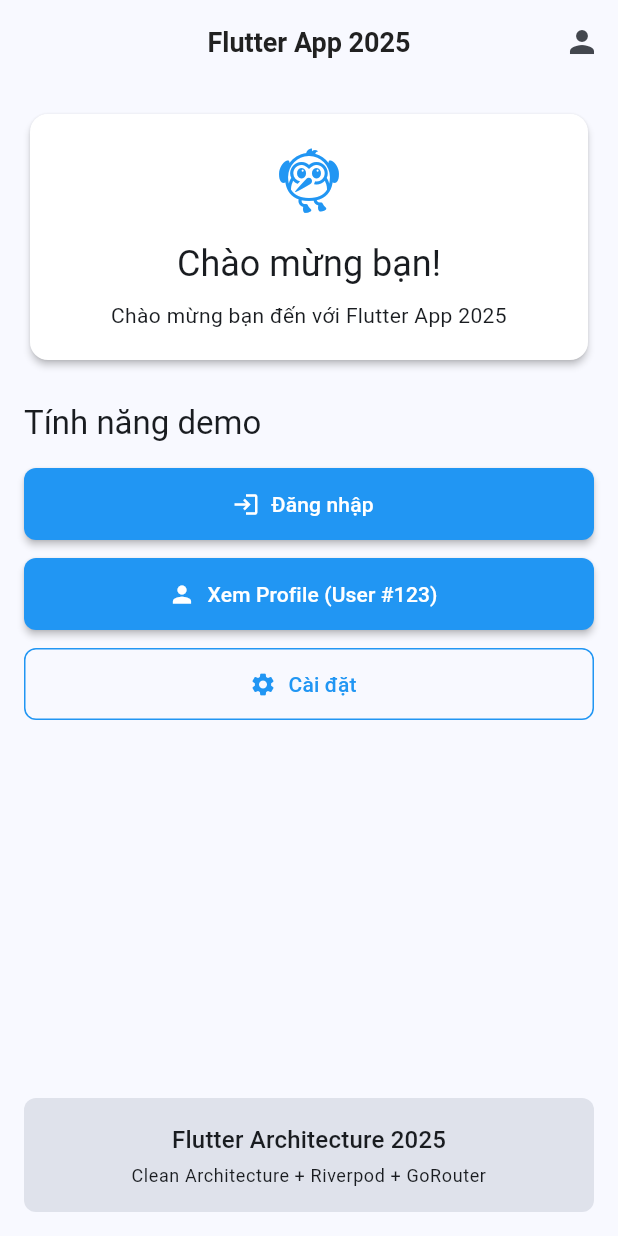
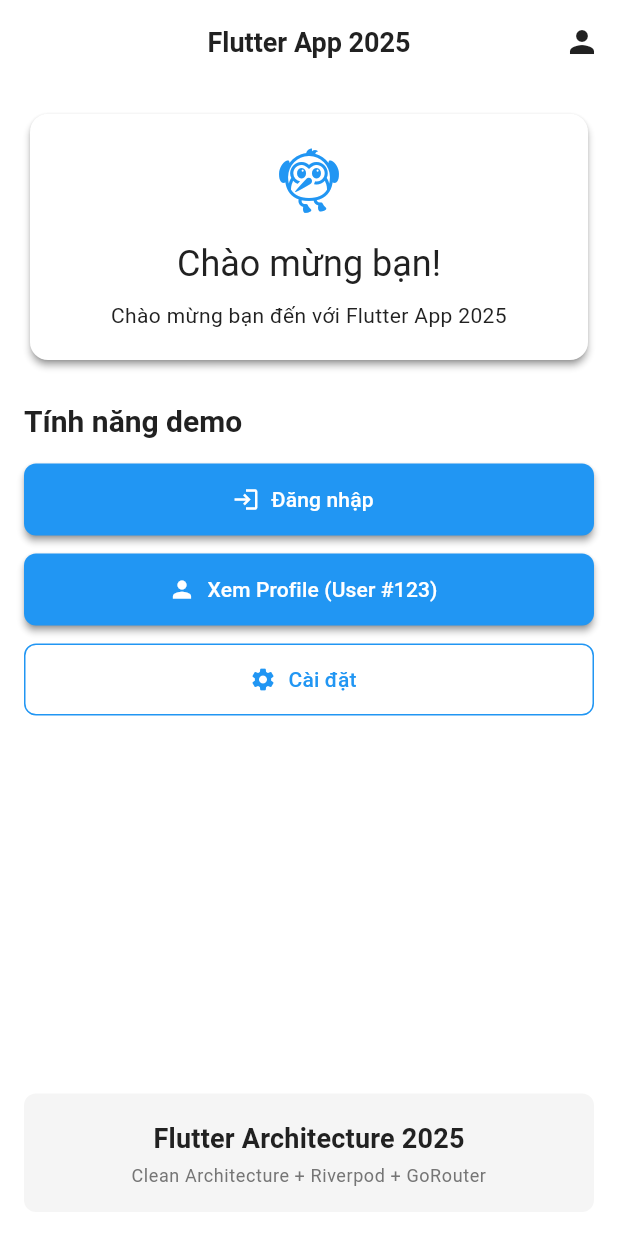
Before and after one commit to nhanbernie/nihonix-mobile, a Flutter app: the screen it shows after launch, on a phone screen of 412 x 824 dp. Run offline on Flutter 3.47's test engine with Material 3 defaults, Android fonts, the phone set to English and light mode, and no system bars; our stand-ins replace connectivity_plus, dio, flutter_riverpod, freezed_annotation, go_router, hive_flutter and 3 more; accounts and stored records are empty; generated files the repository leaves out were written again.

Commit message:
refactor: color scheme

```diff
--- a/lib/core/constants/app_colors.dart
+++ b/lib/core/constants/app_colors.dart
@@ -32,6 +32,9 @@ class AppColors {
 
   // Background colors
   static const Color background = Color(0xFFFAFAFA);
+  static const Color backgroundDark = Color(0xFF181A20);
   static const Color surface = Color(0xFFFFFFFF);
+  static const Color surfaceDark = Color(0xFF23262B);
   static const Color surfaceVariant = Color(0xFFF5F5F5);
+  static const Color surfaceVariantDark = Color(0xFF2C2F36);
 }
--- a/lib/core/network/auth_interceptor.dart
+++ b/lib/core/network/auth_interceptor.dart
@@ -3,7 +3,6 @@ import 'package:dio/dio.dart';
 import 'package:flutter/foundation.dart';
 import 'http_exceptions.dart';
 
-/// Lưu/đọc token an toàn (có thể dùng FlutterSecureStorage ở implementation khác).
 abstract class TokenStore {
   Future<String?> readAccessToken();
   Future<String?> readRefreshToken();
--- a/lib/core/theme/app_theme.dart
+++ b/lib/core/theme/app_theme.dart
@@ -1,34 +1,89 @@
 import 'package:flutter/material.dart';
 import '../constants/app_colors.dart';
 import '../constants/app_sizes.dart';
+
+// Định nghĩa ColorScheme chi tiết cho light/dark
+final ColorScheme lightColorScheme = ColorScheme(
+  brightness: Brightness.light,
+  primary: AppColors.primary,
+  onPrimary: AppColors.white,
+  secondary: AppColors.secondary,
+  onSecondary: AppColors.white,
+  error: AppColors.error,
+  onError: AppColors.white,
+  background: AppColors.background,
+  onBackground: AppColors.textPrimary,
+  surface: AppColors.surface,
+  onSurface: AppColors.textPrimary,
+  surfaceVariant: AppColors.surfaceVariant,
+  onSurfaceVariant: AppColors.textSecondary,
+  outline: AppColors.grey,
+  outlineVariant: AppColors.greyLight,
+  inverseSurface: AppColors.greyDark,
+  inversePrimary: AppColors.primary,
+  shadow: AppColors.greyDark,
+  scrim: AppColors.greyDark,
+  tertiary: AppColors.secondary,
+  onTertiary: AppColors.white,
+);
+
+final ColorScheme darkColorScheme = ColorScheme(
+  brightness: Brightness.dark,
+  primary: AppColors.primary,
+  onPrimary: AppColors.white,
+  secondary: AppColors.secondary,
+  onSecondary: AppColors.white,
+  error: AppColors.error,
+  onError: AppColors.white,
+  background: AppColors.backgroundDark,
+  onBackground: AppColors.white,
+  surface: AppColors.surfaceDark,
+  onSurface: AppColors.white,
+  surfaceVariant: AppColors.surfaceVariantDark,
+  onSurfaceVariant: AppColors.textSecondary,
+  outline: AppColors.grey,
+  outlineVariant: AppColors.greyLight,
+  inverseSurface: AppColors.greyDark,
+  inversePrimary: AppColors.primary,
+  shadow: AppColors.greyDark,
+  scrim: AppColors.greyDark,
+  tertiary: AppColors.secondary,
+  onTertiary: AppColors.white,
+);
+
+// Tách textTheme riêng
+final TextTheme appTextTheme = TextTheme(
+  bodyLarge: TextStyle(fontSize: 16, color: AppColors.textPrimary),
+  bodyMedium: TextStyle(fontSize: 14, color: AppColors.textPrimary),
+  bodySmall: TextStyle(fontSize: 12, color: AppColors.textSecondary),
+  titleLarge: TextStyle(
+      fontSize: 20, fontWeight: FontWeight.bold, color: AppColors.textPrimary),
+  titleMedium: TextStyle(
+      fontSize: 18, fontWeight: FontWeight.w600, color: AppColors.textPrimary),
+  titleSmall: TextStyle(
+      fontSize: 16, fontWeight: FontWeight.w500, color: AppColors.textPrimary),
+);
 
 /// App theme configuration
 class AppTheme {
   static ThemeData get lightTheme {
     return ThemeData(
       useMaterial3: true,
-      colorScheme: ColorScheme.fromSeed(
-        seedColor: AppColors.primary,
-        brightness: Brightness.light,
-      ),
-
-      // App Bar Theme
-      appBarTheme: const AppBarTheme(
+      colorScheme: lightColorScheme,
+      textTheme: appTextTheme,
+      appBarTheme: AppBarTheme(
         centerTitle: true,
         elevation: AppSizes.appBarElevation,
         surfaceTintColor: Colors.transparent,
-        titleTextStyle: TextStyle(
-          fontSize: 18,
-          fontWeight: FontWeight.w600,
-          color: AppColors.textPrimary,
-        ),
+        backgroundColor: lightColorScheme.surface,
+        titleTextStyle: appTextTheme.titleMedium
+            ?.copyWith(color: lightColorScheme.onSurface),
+        iconTheme: IconThemeData(color: lightColorScheme.onSurface),
       ),
-
-      // Elevated Button Theme
       elevatedButtonTheme: ElevatedButtonThemeData(
         style: ElevatedButton.styleFrom(
-          backgroundColor: AppColors.primary,
-          foregroundColor: AppColors.white,
+          backgroundColor: lightColorScheme.primary,
+          foregroundColor: lightColorScheme.onPrimary,
           minimumSize: const Size(double.infinity, AppSizes.buttonHeight),
           shape: RoundedRectangleBorder(
             borderRadius: BorderRadius.circular(AppSizes.radiusMedium),
@@ -36,34 +91,28 @@ class AppTheme {
           elevation: 2,
         ),
       ),
-
-      // Text Button Theme
       textButtonTheme: TextButtonThemeData(
         style: TextButton.styleFrom(
-          foregroundColor: AppColors.primary,
+          foregroundColor: lightColorScheme.primary,
           padding: const EdgeInsets.symmetric(
             horizontal: AppSizes.s16,
             vertical: AppSizes.s12,
           ),
         ),
       ),
-
-      // Outlined Button Theme
       outlinedButtonTheme: OutlinedButtonThemeData(
         style: OutlinedButton.styleFrom(
-          foregroundColor: AppColors.primary,
+          foregroundColor: lightColorScheme.primary,
           minimumSize: const Size(double.infinity, AppSizes.buttonHeight),
           shape: RoundedRectangleBorder(
             borderRadius: BorderRadius.circular(AppSizes.radiusMedium),
           ),
-          side: const BorderSide(color: AppColors.primary),
+          side: BorderSide(color: lightColorScheme.primary),
         ),
       ),
-
-      // Input Decoration Theme
       inputDecorationTheme: InputDecorationTheme(
         filled: true,
-        fillColor: AppColors.surfaceVariant,
+        fillColor: lightColorScheme.surfaceVariant,
         border: OutlineInputBorder(
           borderRadius: BorderRadius.circular(AppSizes.textFieldBorderRadius),
           borderSide: BorderSide.none,
@@ -74,37 +123,32 @@ class AppTheme {
         ),
         focusedBorder: OutlineInputBorder(
           borderRadius: BorderRadius.circular(AppSizes.textFieldBorderRadius),
-          borderSide: const BorderSide(color: AppColors.primary, width: 2),
+          borderSide: BorderSide(color: lightColorScheme.primary, width: 2),
         ),
         errorBorder: OutlineInputBorder(
           borderRadius: BorderRadius.circular(AppSizes.textFieldBorderRadius),
-          borderSide: const BorderSide(color: AppColors.error, width: 1),
+          borderSide: BorderSide(color: lightColorScheme.error, width: 1),
         ),
         contentPadding: const EdgeInsets.all(AppSizes.s16),
       ),
-
-      // Card Theme
       cardTheme: CardThemeData(
         elevation: AppSizes.cardElevation,
         shape: RoundedRectangleBorder(
           borderRadius: BorderRadius.circular(AppSizes.cardRadius),
         ),
-        color: AppColors.surface,
+        color: lightColorScheme.surface,
       ),
-
-      // Bottom Navigation Bar Theme
-      bottomNavigationBarTheme: const BottomNavigationBarThemeData(
+      bottomNavigationBarTheme: BottomNavigationBarThemeData(
         type: BottomNavigationBarType.fixed,
-        selectedItemColor: AppColors.primary,
-        unselectedItemColor: AppColors.grey,
+        selectedItemColor: lightColorScheme.primary,
+        unselectedItemColor: lightColorScheme.outline,
         elevation: 8,
-        backgroundColor: AppColors.surface,
+        backgroundColor: lightColorScheme.surface,
       ),
-
-      // Snack Bar Theme
       snackBarTheme: SnackBarThemeData(
-        backgroundColor: AppColors.greyDark,
-        contentTextStyle: const TextStyle(color: AppColors.white),
+        backgroundColor: lightColorScheme.inverseSurface,
+        contentTextStyle: appTextTheme.bodyMedium
+            ?.copyWith(color: lightColorScheme.onInverseSurface),
         shape: RoundedRectangleBorder(
           borderRadius: BorderRadius.circular(AppSizes.radiusMedium),
         ),
@@ -116,31 +160,92 @@ class AppTheme {
   static ThemeData get darkTheme {
     return ThemeData(
       useMaterial3: true,
-      colorScheme: ColorScheme.fromSeed(
-        seedColor: AppColors.primary,
-        brightness: Brightness.dark,
-      ),
-
-      // App Bar Theme
-      appBarTheme: const AppBarTheme(
+      colorScheme: darkColorScheme,
+      textTheme: appTextTheme.apply(
+          bodyColor: darkColorScheme.onSurface,
+          displayColor: darkColorScheme.onSurface),
+      appBarTheme: AppBarTheme(
         centerTitle: true,
         elevation: AppSizes.appBarElevation,
         surfaceTintColor: Colors.transparent,
+        backgroundColor: darkColorScheme.surface,
+        titleTextStyle: appTextTheme.titleMedium
+            ?.copyWith(color: darkColorScheme.onSurface),
+        iconTheme: IconThemeData(color: darkColorScheme.onSurface),
       ),
-
-      // Card Theme
+      elevatedButtonTheme: ElevatedButtonThemeData(
+        style: ElevatedButton.styleFrom(
+          backgroundColor: darkColorScheme.primary,
+          foregroundColor: darkColorScheme.onPrimary,
+          minimumSize: const Size(double.infinity, AppSizes.buttonHeight),
+          shape: RoundedRectangleBorder(
+            borderRadius: BorderRadius.circular(AppSizes.radiusMedium),
+          ),
+          elevation: 2,
+        ),
+      ),
+      textButtonTheme: TextButtonThemeData(
+        style: TextButton.styleFrom(
+          foregroundColor: darkColorScheme.primary,
+          padding: const EdgeInsets.symmetric(
+            horizontal: AppSizes.s16,
+            vertical: AppSizes.s12,
+          ),
+        ),
+      ),
+      outlinedButtonTheme: OutlinedButtonThemeData(
+        style: OutlinedButton.styleFrom(
+          foregroundColor: darkColorScheme.primary,
+          minimumSize: const Size(double.infinity, AppSizes.buttonHeight),
+          shape: RoundedRectangleBorder(
+            borderRadius: BorderRadius.circular(AppSizes.radiusMedium),
+          ),
+          side: BorderSide(color: darkColorScheme.primary),
+        ),
+      ),
+      inputDecorationTheme: InputDecorationTheme(
+        filled: true,
+        fillColor: darkColorScheme.surfaceVariant,
+        border: OutlineInputBorder(
+          borderRadius: BorderRadius.circular(AppSizes.textFieldBorderRadius),
+          borderSide: BorderSide.none,
+        ),
+        enabledBorder: OutlineInputBorder(
+          borderRadius: BorderRadius.circular(AppSizes.textFieldBorderRadius),
+          borderSide: BorderSide.none,
+        ),
+        focusedBorder: OutlineInputBorder(
+          borderRadius: BorderRadius.circular(AppSizes.textFieldBorderRadius),
+          borderSide: BorderSide(color: darkColorScheme.primary, width: 2),
+        ),
+        errorBorder: OutlineInputBorder(
+          borderRadius: BorderRadius.circular(AppSizes.textFieldBorderRadius),
+          borderSide: BorderSide(color: darkColorScheme.error, width: 1),
+        ),
+        contentPadding: const EdgeInsets.all(AppSizes.s16),
+      ),
       cardTheme: CardThemeData(
         elevation: AppSizes.cardElevation,
         shape: RoundedRectangleBorder(
           borderRadius: BorderRadius.circular(AppSizes.cardRadius),
         ),
+        color: darkColorScheme.surface,
       ),
-
-      // Bottom Navigation Bar Theme
-      bottomNavigationBarTheme: const BottomNavigationBarThemeData(
+      bottomNavigationBarTheme: BottomNavigationBarThemeData(
         type: BottomNavigationBarType.fixed,
-        selectedItemColor: AppColors.primary,
+        selectedItemColor: darkColorScheme.primary,
+        unselectedItemColor: darkColorScheme.outline,
         elevation: 8,
+        backgroundColor: darkColorScheme.surface,
+      ),
+      snackBarTheme: SnackBarThemeData(
+        backgroundColor: darkColorScheme.inverseSurface,
+        contentTextStyle: appTextTheme.bodyMedium
+            ?.copyWith(color: darkColorScheme.onInverseSurface),
+        shape: RoundedRectangleBorder(
+          borderRadius: BorderRadius.circular(AppSizes.radiusMedium),
+        ),
+        behavior: SnackBarBehavior.floating,
       ),
     );
   }
--- a/lib/features/auth/domain/entities/user.dart
+++ b/lib/features/auth/domain/entities/user.dart
@@ -1,7 +1,6 @@
 library;
 
 import 'package:freezed_annotation/freezed_annotation.dart';
-
 part 'user.freezed.dart';
 
 /// User entity đại diện cho người dùng trong hệ thống.
--- a/lib/features/auth/presentation/pages/login_page.dart
+++ b/lib/features/auth/presentation/pages/login_page.dart
@@ -8,8 +8,6 @@ import '../../../../shared/widgets/custom_button.dart';
 import '../providers/auth_provider.dart';
 
 /// LoginPage với Clean Architecture & Riverpod.
-///
-/// Pattern 2025:
 /// - ConsumerStatefulWidget để access Riverpod providers
 /// - Không có business logic, chỉ UI và state management
 /// - Delegate authentication logic cho AuthProvider
@@ -51,7 +49,6 @@ class _LoginPageState extends ConsumerState<LoginPage> {
   Future<void> _handleLogin() async {
     // Validate form
     if (!_formKey.currentState!.validate()) return;
-
     // Get AuthNotifier and call login
     final authNotifier = ref.read(authProvider.notifier);
 
```
Also changed, not shown: lib/features/auth/presentation/widgets/custom_button.dart (deleted).
